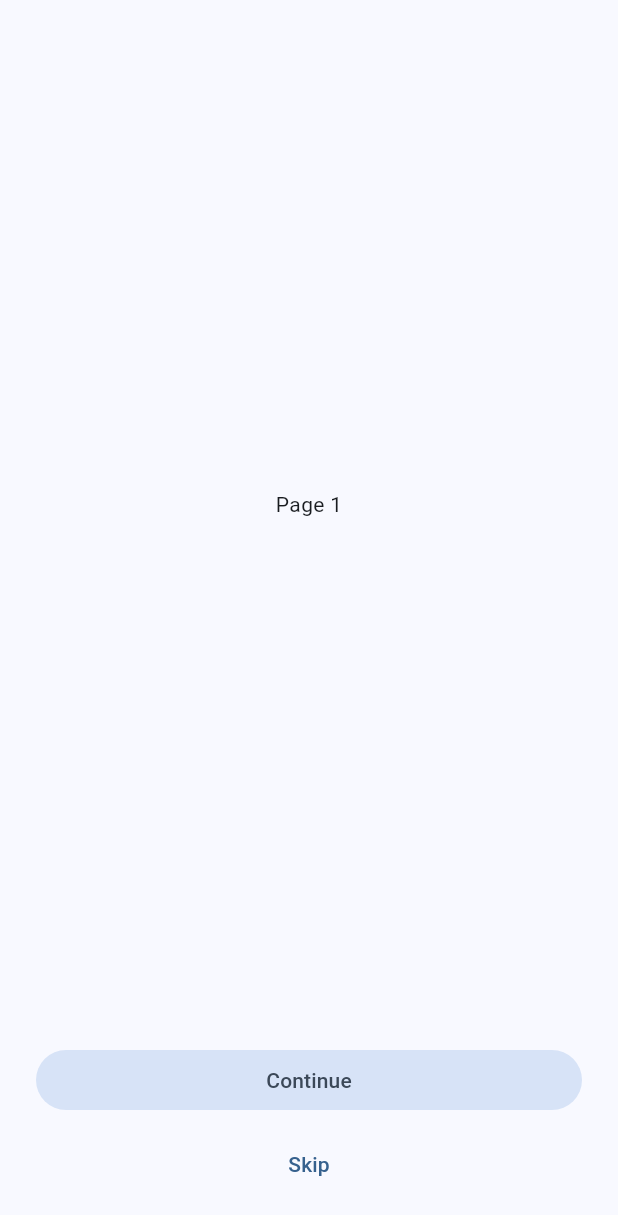
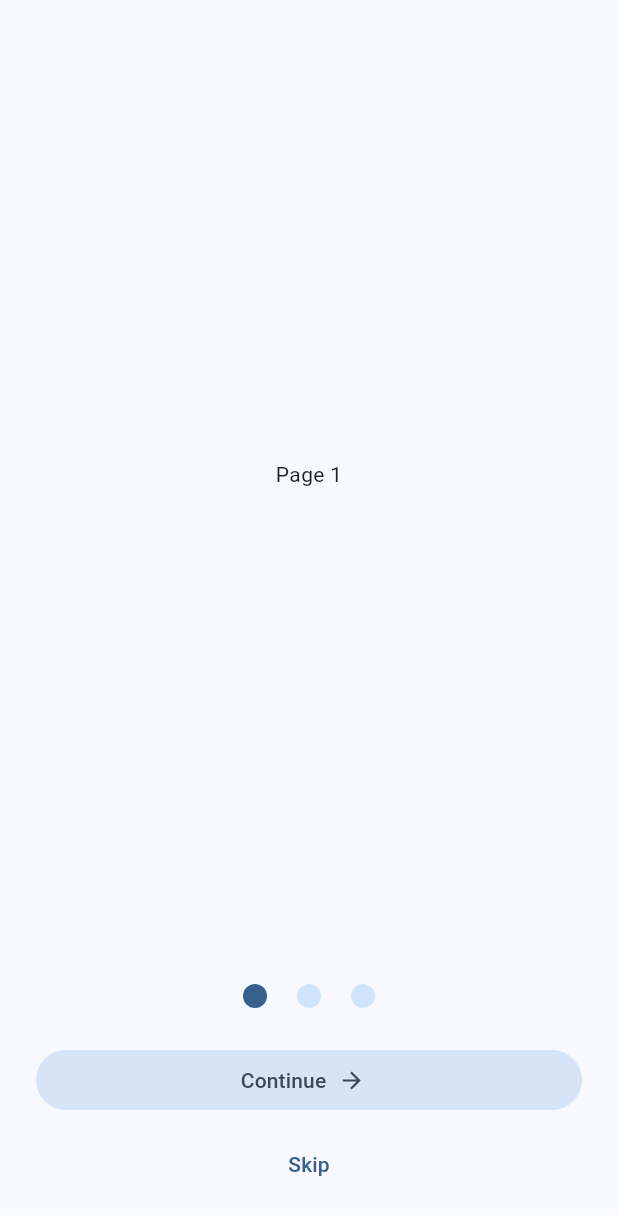
Before and after one commit to akiratatsuhisa/todo-app-flutter, a Flutter app: the screen it shows after launch, on a phone screen of 412 x 824 dp. Shown: the top 1215 px of the screen. Run offline on Flutter 3.47's test engine with Material 3 defaults, Android fonts, the phone set to English and light mode, and no system bars; our stand-ins replace flutter_bloc, freezed_annotation, go_router, graphql_flutter, shared_preferences; generated files the repository leaves out were written again.

```diff
--- a/mobile/analysis_options.yaml
+++ b/mobile/analysis_options.yaml
@@ -26,7 +26,5 @@ linter:
     prefer_const_constructors: true
     prefer_const_literals_to_create_immutables: true
     prefer_const_declarations: true
-
-
 # Additional information about this file can be found at
 # https://dart.dev/guides/language/analysis-options
--- a/mobile/lib/main.dart
+++ b/mobile/lib/main.dart
@@ -40,6 +40,10 @@ class MyApp extends StatelessWidget {
       theme: ThemeData(
         colorScheme: ColorScheme.fromSeed(seedColor: Colors.blue),
         useMaterial3: true,
+        inputDecorationTheme: const InputDecorationTheme(
+          border: OutlineInputBorder(),
+          floatingLabelBehavior: FloatingLabelBehavior.always,
+        ),
       ),
     );
 
--- a/mobile/lib/page/home/bloc/home_bloc.dart
+++ b/mobile/lib/page/home/bloc/home_bloc.dart
@@ -56,10 +56,13 @@ class HomeBloc extends Bloc<HomeEvent, HomeState> {
     emit(HomeInProgress(currentIndex: currentState.currentIndex - 1));
   }
 
-  void _onHomeWelcomeReadingChecked(
+  Future<void> _onHomeWelcomeReadingChecked(
     HomeWelcomeReadingChecked event,
     Emitter<HomeState> emit,
-  ) {
+  ) async {
+    // For development only
+    await _homeRepository.setHasReadWelcome(false);
+
     final hasReadWelcome = _homeRepository.getHasReadWelcome();
 
     if (hasReadWelcome) {
--- a/mobile/lib/page/home/welcome_content.dart
+++ b/mobile/lib/page/home/welcome_content.dart
@@ -13,6 +13,8 @@ class _WelcomeContentState extends State<WelcomeContent> {
   late final HomeBloc _bloc;
   late final PageController _pageController;
 
+  static const _circleDiameter = 16.0;
+
   @override
   void initState() {
     super.initState();
@@ -27,7 +29,27 @@ class _WelcomeContentState extends State<WelcomeContent> {
     super.dispose();
   }
 
-  Widget _buildLayout({
+  Widget _buildCircle({
+    required int pageIndex,
+    required int currentIndex,
+  }) {
+    final theme = Theme.of(context);
+
+    return Container(
+      width: _circleDiameter,
+      height: _circleDiameter,
+      decoration: BoxDecoration(
+        shape: BoxShape.circle,
+        color: currentIndex == pageIndex
+            ? theme.colorScheme.primary
+            : theme.colorScheme.primaryContainer,
+      ),
+    );
+  }
+
+  Widget _buildLayout(
+    BuildContext context, {
+    required int currentIndex,
     required Widget child,
     required Widget leading,
     required Widget trailing,
@@ -36,6 +58,17 @@ class _WelcomeContentState extends State<WelcomeContent> {
       crossAxisAlignment: CrossAxisAlignment.stretch,
       children: [
         Expanded(child: child),
+        const SizedBox(height: 24.0),
+        Row(
+          mainAxisAlignment: MainAxisAlignment.center,
+          children: [
+            _buildCircle(currentIndex: currentIndex, pageIndex: 0),
+            const SizedBox(width: 20.0),
+            _buildCircle(currentIndex: currentIndex, pageIndex: 1),
+            const SizedBox(width: 20.0),
+            _buildCircle(currentIndex: currentIndex, pageIndex: 2),
+          ],
+        ),
         Padding(
           padding: const EdgeInsets.all(24.0),
           child: Column(
@@ -51,55 +84,71 @@ class _WelcomeContentState extends State<WelcomeContent> {
     );
   }
 
-  Widget _buildPage1() {
+  Widget _buildPage1(BuildContext context) {
     const content = Center(
       child: Text("Page 1"),
     );
 
     return _buildLayout(
-      leading: FilledButton.tonal(
+      context,
+      currentIndex: 0,
+      leading: FilledButton.tonalIcon(
+        icon: const Icon(Icons.arrow_forward),
+        iconAlignment: IconAlignment.end,
+        label: const Text("Continue"),
         onPressed: () => _bloc.add(const HomePageIncreased()),
-        child: const Text("Continue"),
       ),
       trailing: TextButton(
+        child: const Text("Skip"),
         onPressed: () => _bloc.add(const HomeWelcomeReadingCompleted()),
-        child: const Text("Skip"),
       ),
       child: content,
     );
   }
 
-  Widget _buildPage2() {
+  Widget _buildPage2(BuildContext context) {
     const content = Center(
       child: Text("Page 2"),
     );
 
     return _buildLayout(
-      leading: FilledButton.tonal(
+      context,
+      currentIndex: 1,
+      leading: FilledButton.tonalIcon(
+        icon: const Icon(Icons.arrow_forward),
+        iconAlignment: IconAlignment.end,
+        label: const Text("Continue"),
         onPressed: () => _bloc.add(const HomePageIncreased()),
-        child: const Text("Continue"),
       ),
-      trailing: OutlinedButton(
+      trailing: TextButton.icon(
+        icon: const Icon(Icons.arrow_back),
+        iconAlignment: IconAlignment.start,
+        label: const Text("Back"),
         onPressed: () => _bloc.add(const HomePageDecreased()),
-        child: const Text("Back"),
       ),
       child: content,
     );
   }
 
-  Widget _buildPage3() {
+  Widget _buildPage3(BuildContext context) {
     const content = Center(
       child: Text("Page 3"),
     );
 
     return _buildLayout(
-      leading: FilledButton(
+      context,
+      currentIndex: 2,
+      leading: FilledButton.icon(
+        icon: const Icon(Icons.start),
+        iconAlignment: IconAlignment.end,
+        label: const Text("Get Started"),
         onPressed: () => _bloc.add(const HomeWelcomeReadingCompleted()),
-        child: const Text("Get Started"),
       ),
-      trailing: OutlinedButton(
+      trailing: OutlinedButton.icon(
+        icon: const Icon(Icons.arrow_back),
+        iconAlignment: IconAlignment.start,
+        label: const Text("Back"),
         onPressed: () => _bloc.add(const HomePageDecreased()),
-        child: const Text("Back"),
       ),
       child: content,
     );
@@ -124,9 +173,9 @@ class _WelcomeContentState extends State<WelcomeContent> {
           controller: _pageController,
           onPageChanged: (value) => _bloc.add(HomePageSet(index: value)),
           children: [
-            _buildPage1(),
-            _buildPage2(),
-            _buildPage3(),
+            _buildPage1(context),
+            _buildPage2(context),
+            _buildPage3(context),
           ],
         ),
       ),
--- a/mobile/lib/router.dart
+++ b/mobile/lib/router.dart
@@ -4,11 +4,10 @@ import 'package:mobile/page/home/bloc/home_bloc.dart';
 import 'package:mobile/page/home/home_page.dart';
 import 'package:mobile/page/todo/bloc/archived_list_bloc.dart';
 import 'package:mobile/page/todo/bloc/todo_list_bloc.dart';
-import 'package:mobile/page/todo_create/todo_create_page.dart';
-import 'package:mobile/page/todo_detail/todo_detail_page.dart';
+import 'package:mobile/page/todo_save/bloc/todo_save_bloc.dart';
+import 'package:mobile/page/todo_save/todo_save_page.dart';
 import 'package:mobile/page/todo/cubit/todo_nav_bar_cubit.dart';
 import 'package:mobile/page/todo/todo_page.dart';
-import 'package:mobile/page/todo_update/todo_update_page.dart';
 import 'package:mobile/repository/home_repository.dart';
 import 'package:mobile/repository/todo_repository.dart';
 
@@ -71,21 +70,25 @@ final router = GoRouter(
     //       child: TodoDetailPage(id: state.pathParameters['id']!),
     //     ),
     //   ),
-    //   GoRoute(
-    //     path: Routes.todoCreate.path,
-    //     name: Routes.todoCreate.name,
-    //     builder: (context, state) => BlocProvider(
-    //       create: (context) => HomeBloc(),
-    //       child: const TodoCreatePage(),
-    //     ),
-    //   ),
-    //   GoRoute(
-    //     path: '${Routes.todoUpdate.path}/:id',
-    //     name: Routes.todoUpdate.name,
-    //     builder: (context, state) => BlocProvider(
-    //       create: (context) => HomeBloc(),
-    //       child: TodoUpdatePage(id: state.pathParameters['id']!),
-    //     ),
-    //   ),
+    GoRoute(
+      path: Routes.todoCreate.path,
+      name: Routes.todoCreate.name,
+      builder: (context, state) => BlocProvider(
+        create: (context) => TodoSaveBloc(
+          todoRepository: context.read<TodoRepository>(),
+        ),
+        child: const TodoSavePage(),
+      ),
+    ),
+    GoRoute(
+      path: '${Routes.todoUpdate.path}/:id',
+      name: Routes.todoUpdate.name,
+      builder: (context, state) => BlocProvider(
+        create: (context) => TodoSaveBloc(
+          todoRepository: context.read<TodoRepository>(),
+        ),
+        child: TodoSavePage(initId: state.pathParameters['id']),
+      ),
+    ),
   ],
 );
```
Also changed, not shown: mobile/lib/page/home/home_page.dart (+0 -7 lines), mobile/lib/page/todo/archived_list_page.dart (+9 -5 lines), mobile/lib/page/todo/bloc/todo_list_bloc.dart (+38 -0 lines), mobile/lib/page/todo/bloc/todo_list_event.dart (+11 -0 lines), mobile/lib/page/todo/todo_list_page.dart (+49 -22 lines), mobile/lib/page/todo_create/todo_create_page.dart (deleted, +0 -14 lines), mobile/lib/page/todo_save/bloc/todo_save_bloc.dart (added, +69 -0 lines), mobile/lib/page/todo_save/bloc/todo_save_event.dart (added, +17 -0 lines), mobile/lib/page/todo_save/bloc/todo_save_state.dart (added, +38 -0 lines), mobile/lib/page/todo_save/todo_save_page.dart (added, +153 -0 lines), mobile/lib/page/todo_update/todo_update_page.dart (deleted, +0 -16 lines), mobile/lib/widget/failure_content.dart (renamed from mobile/lib/widget/FailureContent.dart), 1 other file.
